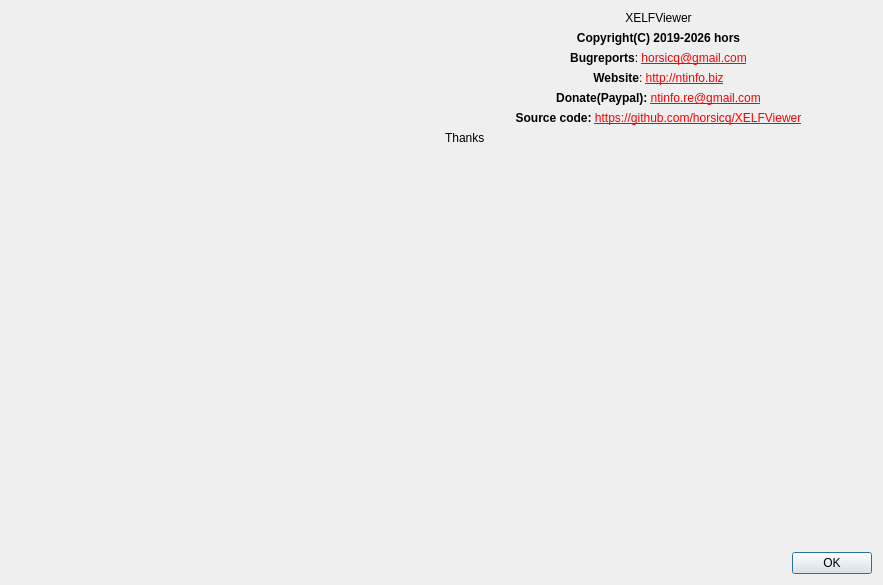
Old version of the form src/gui/dialogabout.ui in the repository horsicq/XBinaryViewer.
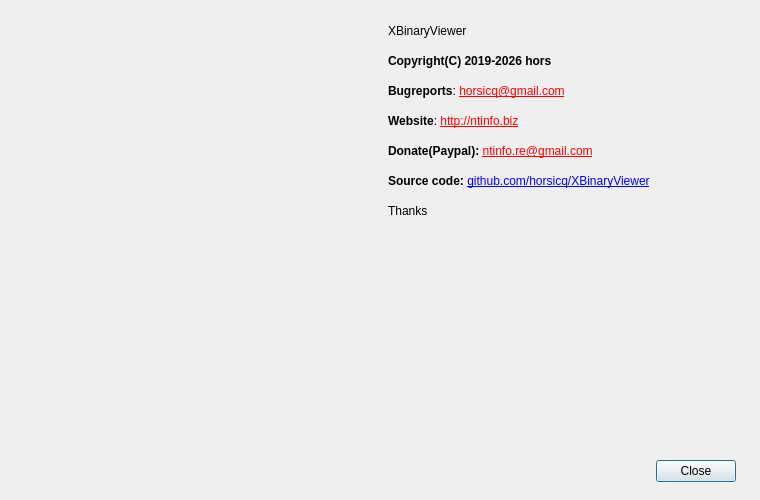
New version of the form. Icons and pictures are not drawn.

```diff
--- a/src/gui/dialogabout.ui
+++ b/src/gui/dialogabout.ui
@@ -9,8 +9,8 @@
    <rect>
     <x>0</x>
     <y>0</y>
-    <width>883</width>
-    <height>585</height>
+    <width>760</width>
+    <height>500</height>
    </rect>
   </property>
   <property name="windowTitle">
@@ -20,14 +20,29 @@
    <bool>true</bool>
   </property>
   <layout class="QVBoxLayout" name="verticalLayout_2">
+   <property name="spacing">
+    <number>16</number>
+   </property>
+   <property name="leftMargin">
+    <number>24</number>
+   </property>
+   <property name="topMargin">
+    <number>24</number>
+   </property>
+   <property name="rightMargin">
+    <number>24</number>
+   </property>
+   <property name="bottomMargin">
+    <number>18</number>
+   </property>
    <item>
     <layout class="QHBoxLayout" name="horizontalLayout_2">
      <item>
       <widget class="QLabel" name="labelLogo">
        <property name="minimumSize">
         <size>
-         <width>308</width>
-         <height>235</height>
+          <width>210</width>
+          <height>228</height>
         </size>
        </property>
        <property name="text">
@@ -46,10 +61,10 @@
        <item>
         <widget class="QLabel" name="labelVersion">
          <property name="text">
-          <string notr="true">XELFViewer</string>
+          <string notr="true">XBinaryViewer</string>
          </property>
          <property name="alignment">
-          <set>Qt::AlignmentFlag::AlignCenter</set>
+          <set>Qt::AlignmentFlag::AlignLeft|Qt::AlignmentFlag::AlignVCenter</set>
          </property>
         </widget>
        </item>
@@ -59,7 +74,7 @@
           <string notr="true">&lt;html&gt;&lt;head/&gt;&lt;body&gt;&lt;p&gt;&lt;span style=&quot; font-weight:700;&quot;&gt;Copyright(C) 2019-2026 hors&lt;/span&gt;&lt;/p&gt;&lt;/body&gt;&lt;/html&gt;</string>
          </property>
          <property name="alignment">
-          <set>Qt::AlignmentFlag::AlignCenter</set>
+          <set>Qt::AlignmentFlag::AlignLeft|Qt::AlignmentFlag::AlignVCenter</set>
          </property>
         </widget>
        </item>
@@ -69,7 +84,7 @@
           <string notr="true">&lt;html&gt;&lt;head/&gt;&lt;body&gt;&lt;p&gt;&lt;span style=&quot; font-weight:600;&quot;&gt;Bugreports&lt;/span&gt;: &lt;a href=&quot;mailto:horsicq@gmail.com&quot;&gt;&lt;span style=&quot; text-decoration: underline; color:#ff0000;&quot;&gt;horsicq@gmail.com&lt;/span&gt;&lt;/a&gt;&lt;/p&gt;&lt;/body&gt;&lt;/html&gt;</string>
          </property>
          <property name="alignment">
-          <set>Qt::AlignmentFlag::AlignCenter</set>
+          <set>Qt::AlignmentFlag::AlignLeft|Qt::AlignmentFlag::AlignVCenter</set>
          </property>
          <property name="openExternalLinks">
           <bool>true</bool>
@@ -82,7 +97,7 @@
           <string notr="true">&lt;html&gt;&lt;head/&gt;&lt;body&gt;&lt;p&gt;&lt;span style=&quot; font-weight:600;&quot;&gt;Website&lt;/span&gt;: &lt;a href=&quot;http://ntinfo.biz&quot;&gt;&lt;span style=&quot; text-decoration: underline; color:#ff0000;&quot;&gt;http://ntinfo.biz&lt;/span&gt;&lt;/a&gt;&lt;/p&gt;&lt;/body&gt;&lt;/html&gt;</string>
          </property>
          <property name="alignment">
-          <set>Qt::AlignmentFlag::AlignCenter</set>
+          <set>Qt::AlignmentFlag::AlignLeft|Qt::AlignmentFlag::AlignVCenter</set>
          </property>
          <property name="openExternalLinks">
           <bool>true</bool>
@@ -95,7 +110,7 @@
           <string notr="true">&lt;html&gt;&lt;head/&gt;&lt;body&gt;&lt;p&gt;&lt;span style=&quot; font-weight:600;&quot;&gt;Donate(Paypal): &lt;/span&gt;&lt;a href=&quot;mailto:ntinfo.re@gmail.com&quot;&gt;&lt;span style=&quot; text-decoration: underline; color:#ff0000;&quot;&gt;ntinfo.re@gmail.com&lt;/span&gt;&lt;/a&gt;&lt;/p&gt;&lt;/body&gt;&lt;/html&gt;</string>
          </property>
          <property name="alignment">
-          <set>Qt::AlignmentFlag::AlignCenter</set>
+          <set>Qt::AlignmentFlag::AlignLeft|Qt::AlignmentFlag::AlignVCenter</set>
          </property>
          <property name="openExternalLinks">
           <bool>true</bool>
@@ -105,10 +120,10 @@
        <item>
         <widget class="QLabel" name="labelSourceCode">
          <property name="text">
-          <string notr="true">&lt;html&gt;&lt;head/&gt;&lt;body&gt;&lt;p&gt;&lt;span style=&quot; font-weight:600;&quot;&gt;Source code: &lt;/span&gt;&lt;a href=&quot;https://github.com/horsicq/XELFViewer&quot;&gt;&lt;span style=&quot; text-decoration: underline; color:#ff0000;&quot;&gt;https://github.com/horsicq/XELFViewer&lt;/span&gt;&lt;/a&gt;&lt;/p&gt;&lt;/body&gt;&lt;/html&gt;</string>
+          <string notr="true">&lt;html&gt;&lt;head/&gt;&lt;body&gt;&lt;p&gt;&lt;span style=&quot; font-weight:600;&quot;&gt;Source code: &lt;/span&gt;&lt;a href=&quot;https://github.com/horsicq/XBinaryViewer&quot;&gt;github.com/horsicq/XBinaryViewer&lt;/a&gt;&lt;/p&gt;&lt;/body&gt;&lt;/html&gt;</string>
          </property>
          <property name="alignment">
-          <set>Qt::AlignmentFlag::AlignCenter</set>
+          <set>Qt::AlignmentFlag::AlignLeft|Qt::AlignmentFlag::AlignVCenter</set>
          </property>
          <property name="openExternalLinks">
           <bool>true</bool>
@@ -163,7 +178,10 @@
      <item>
       <widget class="QPushButton" name="pushButtonOK">
        <property name="text">
-        <string>OK</string>
+        <string>Close</string>
+       </property>
+       <property name="default">
+        <bool>true</bool>
        </property>
       </widget>
      </item>
```
Left out of the diff: 4 changed lines with no effect on the pictures.
